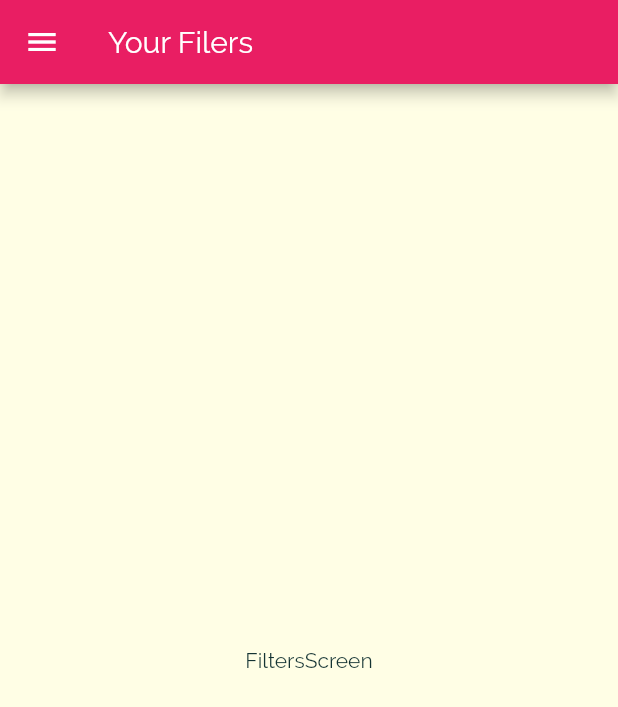
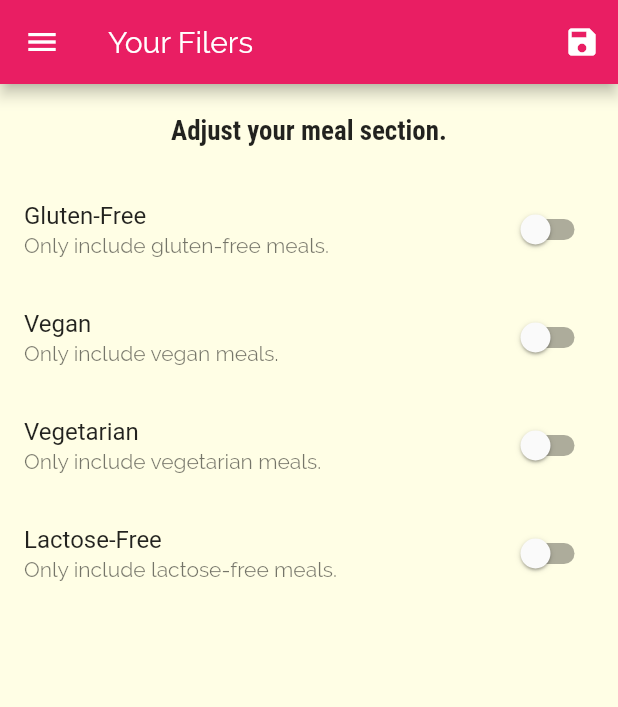
Before and after one commit to rashidmrck/mrck_store, a Flutter app: the FiltersScreen screen opened by its route, on a phone screen of 412 x 824 dp. Shown: the top 707 px of the screen. Run offline on Flutter 3.47's test engine with Material 2 defaults, Android fonts, the phone set to English and light mode, and no system bars.

Commit message:
filter screen improoved

```diff
--- a/lib/main.dart
+++ b/lib/main.dart
@@ -1,14 +1,51 @@
 import 'package:flutter/material.dart';
+import 'package:mrck_store/dummy_data.dart';
+import 'package:mrck_store/models/meal.dart';
 import 'package:mrck_store/screens/bottom_tabs_screen.dart';
 import 'package:mrck_store/screens/category_meals_screen.dart';
 import 'package:mrck_store/screens/filter_scree.dart';
 import 'package:mrck_store/screens/meal_detail_screen.dart';
-import 'package:mrck_store/screens/tabs_screen.dart';
 import 'screens/catogery_screen.dart';
 
 main() => runApp(MyApp());
 
-class MyApp extends StatelessWidget {
+class MyApp extends StatefulWidget {
+  @override
+  _MyAppState createState() => _MyAppState();
+}
+
+class _MyAppState extends State<MyApp> {
+  List<Meal> _availableMeals = DUMMY_MEALS;
+
+  Map<String, bool> _filterdata = {
+    'Gluteen': false,
+    'Vegan': false,
+    'Vegetarian': false,
+    'Lactose': false,
+  };
+
+  void _savefilterData(Map<String, bool> filterdata) {
+    setState(() {
+      _filterdata = filterdata;
+
+      _availableMeals = DUMMY_MEALS.where((meal) {
+        if (_filterdata['Gluteen'] && !meal.isGlutenFree) {
+          return false;
+        }
+        if (_filterdata['Vegan'] && !meal.isVegan) {
+          return false;
+        }
+        if (_filterdata['Vegetarian'] && !meal.isVegetarian) {
+          return false;
+        }
+        if (_filterdata['Lactose'] && !meal.isLactoseFree) {
+          return false;
+        }
+        return true;
+      }).toList();
+    });
+  }
+
   @override
   Widget build(BuildContext context) {
     return MaterialApp(
@@ -32,9 +69,12 @@ class MyApp extends StatelessWidget {
       routes: {
         '/': (context) => BottomTabScreen(),
         CatogeryScreen.classId: (_) => CatogeryScreen(),
-        CategoryMeals.classId: (_) => CategoryMeals(),
+        CategoryMeals.classId: (_) => CategoryMeals(
+              availableMeals: _availableMeals,
+            ),
         MealDetailScreen.classId: (_) => MealDetailScreen(),
-        FiltersScreen.classId: (_) => FiltersScreen(),
+        FiltersScreen.classId: (_) => FiltersScreen(
+            filterdata: _filterdata, saveFilterdata: _savefilterData),
       },
     );
   }
--- a/lib/screens/filter_scree.dart
+++ b/lib/screens/filter_scree.dart
@@ -1,18 +1,123 @@
 import 'package:flutter/material.dart';
+
 import 'package:mrck_store/widgets/main_drawer.dart';
 
-class FiltersScreen extends StatelessWidget {
+class FiltersScreen extends StatefulWidget {
   static const classId = '/FiltersScreen';
+
+  final Map<String, bool> filterdata;
+  final Function saveFilterdata;
+
+  FiltersScreen({
+    this.filterdata,
+    this.saveFilterdata,
+  });
+
+  @override
+  _FiltersScreenState createState() => _FiltersScreenState();
+}
+
+class _FiltersScreenState extends State<FiltersScreen> {
+  var _isGlutenFree = false;
+  var _isVegan = false;
+  var _isVegetarian = false;
+  var _isLactoseFree = false;
+
+  @override
+  void initState() {
+    _isGlutenFree = widget.filterdata['Gluteen'];
+    _isVegan = widget.filterdata['Vegan'];
+    _isVegetarian = widget.filterdata['Vegetarian'];
+    _isLactoseFree = widget.filterdata['Lactose'];
+    print('done');
+    super.initState();
+  }
+
   @override
   Widget build(BuildContext context) {
     return Scaffold(
       drawer: MainDrawer(),
       appBar: AppBar(
+        actions: [
+          IconButton(
+              icon: Icon(Icons.save),
+              onPressed: () {
+                widget.saveFilterdata({
+                  'Gluteen': _isGlutenFree,
+                  'Vegan': _isVegan,
+                  'Vegetarian': _isVegetarian,
+                  'Lactose': _isLactoseFree,
+                });
+              })
+        ],
         title: Text('Your Filers'),
       ),
-      body: Center(
-        child: Text('FiltersScreen'),
+      body: Column(
+        crossAxisAlignment: CrossAxisAlignment.center,
+        children: [
+          Padding(
+            padding: EdgeInsets.all(20),
+            child: Container(
+              child: Text(
+                'Adjust your meal section.',
+                style: Theme.of(context).textTheme.headline6,
+              ),
+            ),
+          ),
+          Expanded(
+            child: ListView(
+              children: [
+                buildSwitchListTile(
+                    value: _isGlutenFree,
+                    title: 'Gluten-Free',
+                    subTitle: 'Only include gluten-free meals.',
+                    onChange: (value) {
+                      setState(() {
+                        _isGlutenFree = value;
+                      });
+                    }),
+                buildSwitchListTile(
+                    value: _isVegan,
+                    title: 'Vegan',
+                    subTitle: 'Only include vegan meals.',
+                    onChange: (value) {
+                      setState(() {
+                        _isVegan = value;
+                      });
+                    }),
+                buildSwitchListTile(
+                    value: _isVegetarian,
+                    title: 'Vegetarian',
+                    subTitle: 'Only include vegetarian meals.',
+                    onChange: (value) {
+                      setState(() {
+                        _isVegetarian = value;
+                      });
+                    }),
+                buildSwitchListTile(
+                    value: _isLactoseFree,
+                    title: 'Lactose-Free',
+                    subTitle: 'Only include lactose-free meals.',
+                    onChange: (value) {
+                      setState(() {
+                        _isLactoseFree = value;
+                      });
+                    }),
+              ],
+            ),
+          ),
+        ],
       ),
     );
   }
+
+  Widget buildSwitchListTile(
+      {bool value, String title, String subTitle, Function onChange}) {
+    return SwitchListTile(
+      value: value,
+      onChanged: onChange,
+      title: Text(title),
+      subtitle: Text(subTitle),
+    );
+  }
 }
```
Also changed, not shown: lib/screens/category_meals_screen.dart (+16 -10 lines).
